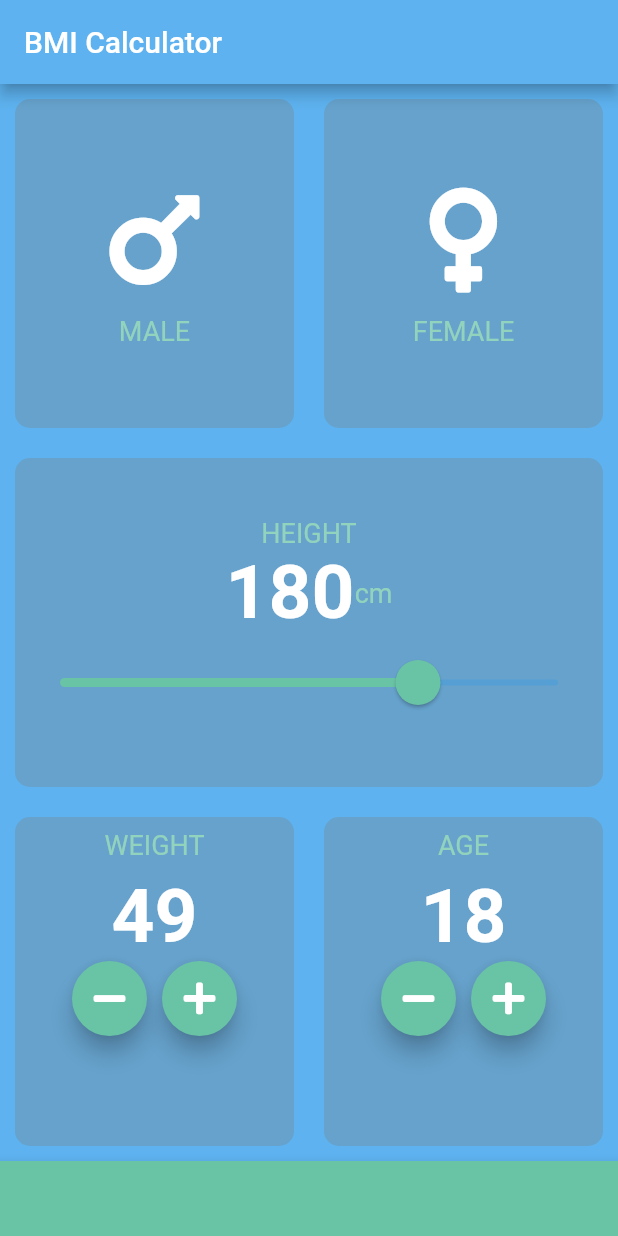
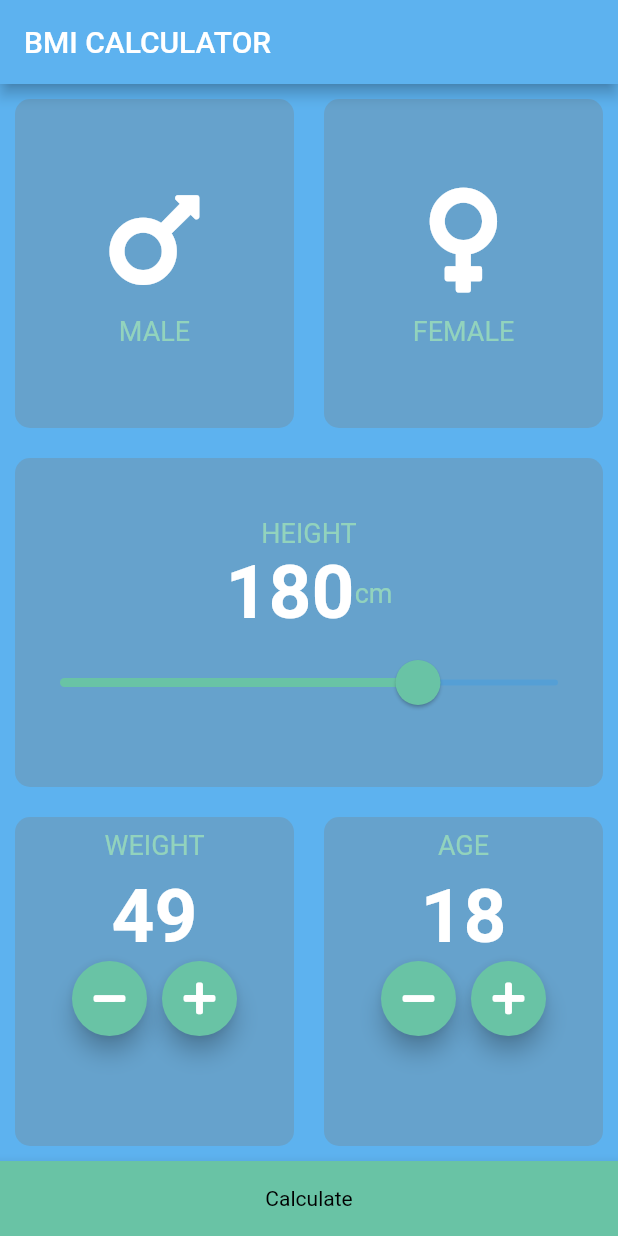
Before and after one commit to matatoMatata94/BMI_calculator_clone, a Flutter app: the screen it shows after launch, after a tap on an icon or button, on a phone screen of 412 x 824 dp. Run offline on Flutter 3.47's test engine with Material 2 defaults, Android fonts, the phone set to English and light mode, and no system bars; our stand-ins replace font_awesome_flutter.

Commit message:
Updated input_page

```diff
--- a/lib/input_page.dart
+++ b/lib/input_page.dart
@@ -24,7 +24,7 @@ class _InputPageState extends State<InputPage> {
   Widget build(BuildContext context) {
     return Scaffold(
       appBar: AppBar(
-        title: Text('BMI Calculator'),
+        title: Text('BMI CALCULATOR'),
       ),
       body: Column(
         crossAxisAlignment: CrossAxisAlignment.stretch,
@@ -211,6 +211,7 @@ class _InputPageState extends State<InputPage> {
             onPressed: () {
               Navigator.pushNamed(context, '/output');
             },
+            child: Text('Calculate'),
           ),
         ],
       ),
--- a/lib/output_page.dart
+++ b/lib/output_page.dart
@@ -5,7 +5,7 @@ class OutputPage extends StatelessWidget {
   Widget build(BuildContext context) {
     return Scaffold(
       appBar: AppBar(
-        title: Text('BMI Calculator'),
+        title: Text('BMI CALCULATOR'),
       ),
       body: Container(
         child: Center(
--- a/lib/rectangle_button.dart
+++ b/lib/rectangle_button.dart
@@ -2,13 +2,14 @@ import 'package:bmi_calculator/constants.dart';
 import 'package:flutter/material.dart';
 
 class RectangleButton extends StatelessWidget {
-  RectangleButton({@required this.icon, @required this.onPressed});
-  final IconData icon;
+  RectangleButton({@required this.onPressed, this.child});
   final Function onPressed;
+  final Widget child;
 
   @override
   Widget build(BuildContext context) {
     return RawMaterialButton(
+      child: child,
       elevation: 6.0,
       onPressed: onPressed,
       constraints: BoxConstraints.tightFor(
```
